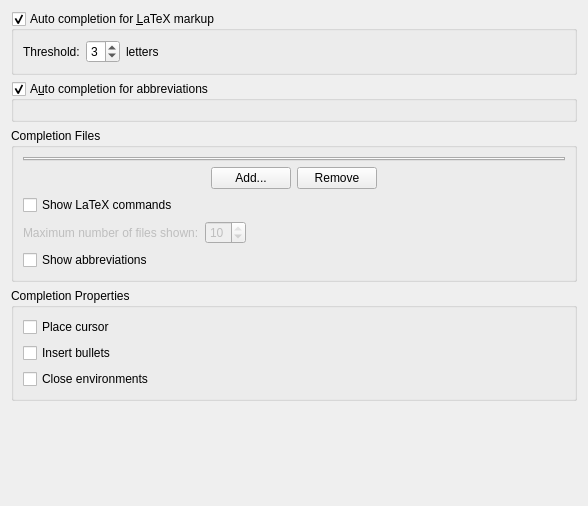
This is src/widgets/codecompletionconfigwidget.ui in KDE/kile as Qt 5 draws it before an edit. The edited form follows.
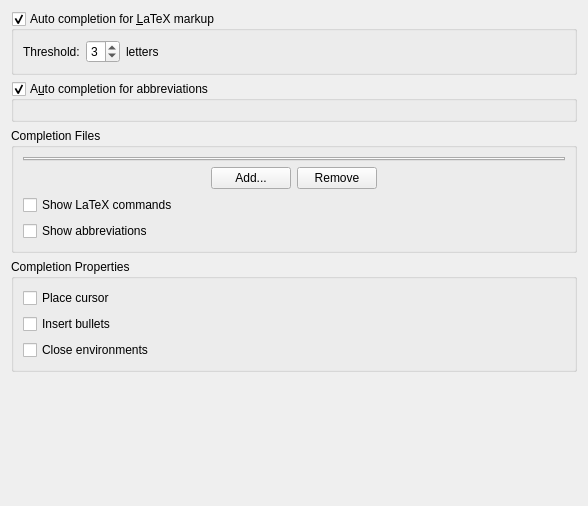
This is the edited form.

Commit message:
Redesign the UI for the completion side bar
The new UI allows it to display an arbitrary number of completion files.

Diff of the .ui file:
```diff
--- a/src/widgets/codecompletionconfigwidget.ui
+++ b/src/widgets/codecompletionconfigwidget.ui
@@ -166,49 +166,6 @@
         </property>
        </widget>
       </item>
-      <item>
-       <layout class="QHBoxLayout" name="horizontalLayout">
-        <item>
-         <widget class="QLabel" name="label_3">
-          <property name="enabled">
-           <bool>false</bool>
-          </property>
-          <property name="text">
-           <string>Maximum number of files shown:</string>
-          </property>
-         </widget>
-        </item>
-        <item>
-         <widget class="QSpinBox" name="sp_cwlthreshold">
-          <property name="enabled">
-           <bool>false</bool>
-          </property>
-          <property name="minimum">
-           <number>1</number>
-          </property>
-          <property name="maximum">
-           <number>10</number>
-          </property>
-          <property name="value">
-           <number>10</number>
-          </property>
-         </widget>
-        </item>
-        <item>
-         <spacer name="horizontalSpacer_5">
-          <property name="orientation">
-           <enum>Qt::Horizontal</enum>
-          </property>
-          <property name="sizeHint" stdset="0">
-           <size>
-            <width>40</width>
-            <height>20</height>
-           </size>
-          </property>
-         </spacer>
-        </item>
-       </layout>
-      </item>
       <item>
        <widget class="QCheckBox" name="cb_showabbrevview">
         <property name="text">
```
Left out of the diff: 35 changed lines with no effect on the pictures. The commit also changes 5 other files.
